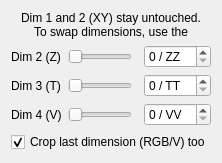
Above: src/qt/FrameSelectWidget.ui from flowexpert/charon before the change. Below: the same form after it.
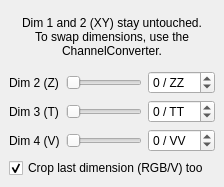
That is the form after the change.

Commit message: reworked ArgosDisplay to handle given DockWidgets correctly added clearing of displayed images to execute method converted FrameSelectWidget into a DockWidget

Diff of the .ui file:
```diff
--- a/src/qt/FrameSelectWidget.ui
+++ b/src/qt/FrameSelectWidget.ui
@@ -1,51 +1,36 @@
 <?xml version="1.0" encoding="UTF-8"?>
 <ui version="4.0">
  <class>FrameSelectWidget</class>
- <widget class="QWidget" name="FrameSelectWidget">
+ <widget class="QDockWidget" name="FrameSelectWidget">
   <property name="geometry">
    <rect>
     <x>0</x>
     <y>0</y>
-    <width>222</width>
-    <height>159</height>
+    <width>224</width>
+    <height>187</height>
    </rect>
   </property>
+  <property name="features">
+   <set>QDockWidget::DockWidgetFloatable|QDockWidget::DockWidgetMovable</set>
+  </property>
+  <property name="allowedAreas">
+   <set>Qt::RightDockWidgetArea|Qt::TopDockWidgetArea</set>
+  </property>
   <property name="windowTitle">
    <string>Form</string>
   </property>
+  <widget class="QWidget" name="dockWidgetContents">
   <layout class="QGridLayout" name="gridLayout">
-   <item row="2" column="1">
-    <widget class="QSlider" name="slider3">
-     <property name="orientation">
-      <enum>Qt::Horizontal</enum>
-     </property>
-    </widget>
-   </item>
-   <item row="4" column="1">
-    <widget class="QSlider" name="slider4">
-     <property name="orientation">
-      <enum>Qt::Horizontal</enum>
-     </property>
-    </widget>
-   </item>
-   <item row="1" column="3">
-    <widget class="QSpinBox" name="spinBox2">
-     <property name="suffix">
-      <string> / ZZ</string>
-     </property>
-    </widget>
-   </item>
-   <item row="2" column="3">
-    <widget class="QSpinBox" name="spinBox3">
-     <property name="suffix">
-      <string> / TT</string>
-     </property>
-    </widget>
-   </item>
-   <item row="4" column="3">
-    <widget class="QSpinBox" name="spinBox4">
-     <property name="suffix">
-      <string> / VV</string>
+    <item row="0" column="0" colspan="3">
+     <widget class="QLabel" name="label">
+      <property name="text">
+       <string>Dim 1 and 2 (XY) stay untouched.&lt;br&gt;To swap dimensions, use the ChannelConverter.</string>
+      </property>
+      <property name="alignment">
+       <set>Qt::AlignCenter</set>
+      </property>
+      <property name="wordWrap">
+       <bool>true</bool>
      </property>
     </widget>
    </item>
@@ -56,6 +41,26 @@
      </property>
     </widget>
    </item>
+    <item row="1" column="1">
+     <widget class="QSlider" name="slider2">
+      <property name="tracking">
+       <bool>false</bool>
+      </property>
+      <property name="orientation">
+       <enum>Qt::Horizontal</enum>
+      </property>
+     </widget>
+    </item>
+    <item row="1" column="2">
+     <widget class="QSpinBox" name="spinBox2">
+      <property name="wrapping">
+       <bool>true</bool>
+      </property>
+      <property name="suffix">
+       <string> / ZZ</string>
+      </property>
+     </widget>
+    </item>
    <item row="2" column="0">
     <widget class="QLabel" name="label3">
      <property name="text">
@@ -63,21 +68,54 @@
      </property>
     </widget>
    </item>
-   <item row="4" column="0">
+    <item row="2" column="1">
+     <widget class="QSlider" name="slider3">
+      <property name="tracking">
+       <bool>false</bool>
+      </property>
+      <property name="orientation">
+       <enum>Qt::Horizontal</enum>
+      </property>
+     </widget>
+    </item>
+    <item row="2" column="2">
+     <widget class="QSpinBox" name="spinBox3">
+      <property name="wrapping">
+       <bool>true</bool>
+      </property>
+      <property name="suffix">
+       <string> / TT</string>
+      </property>
+     </widget>
+    </item>
+    <item row="3" column="0">
     <widget class="QLabel" name="label4">
      <property name="text">
       <string>Dim 4 (V)</string>
      </property>
     </widget>
    </item>
-   <item row="1" column="1">
-    <widget class="QSlider" name="slider2">
+    <item row="3" column="1">
+     <widget class="QSlider" name="slider4">
+      <property name="tracking">
+       <bool>false</bool>
+      </property>
      <property name="orientation">
       <enum>Qt::Horizontal</enum>
      </property>
     </widget>
    </item>
-   <item row="5" column="0" colspan="4">
+    <item row="3" column="2">
+     <widget class="QSpinBox" name="spinBox4">
+      <property name="wrapping">
+       <bool>true</bool>
+      </property>
+      <property name="suffix">
+       <string> / VV</string>
+      </property>
+     </widget>
+    </item>
+    <item row="4" column="0" colspan="3">
     <widget class="QCheckBox" name="checkCropV">
      <property name="text">
       <string>Crop last dimension (RGB/V) too</string>
@@ -87,21 +125,9 @@
      </property>
     </widget>
    </item>
-   <item row="0" column="0" colspan="4">
-    <widget class="QLabel" name="label">
-     <property name="text">
-      <string>Dim 1 and 2 (XY) stay untouched.&lt;br&gt;To swap dimensions, use the ChannelConverter.</string>
-     </property>
-     <property name="alignment">
-      <set>Qt::AlignCenter</set>
-     </property>
-     <property name="wordWrap">
-      <bool>true</bool>
-     </property>
-    </widget>
-   </item>
-  </layout>
- </widget>
+   </layout>
+  </widget>
+ </widget>
  <resources/>
  <connections>
   <connection>
```
Left out of the diff: 178 changed lines with no effect on the pictures. Lines whose indentation alone changed are shown as unchanged. The commit also changes 7 other files.
